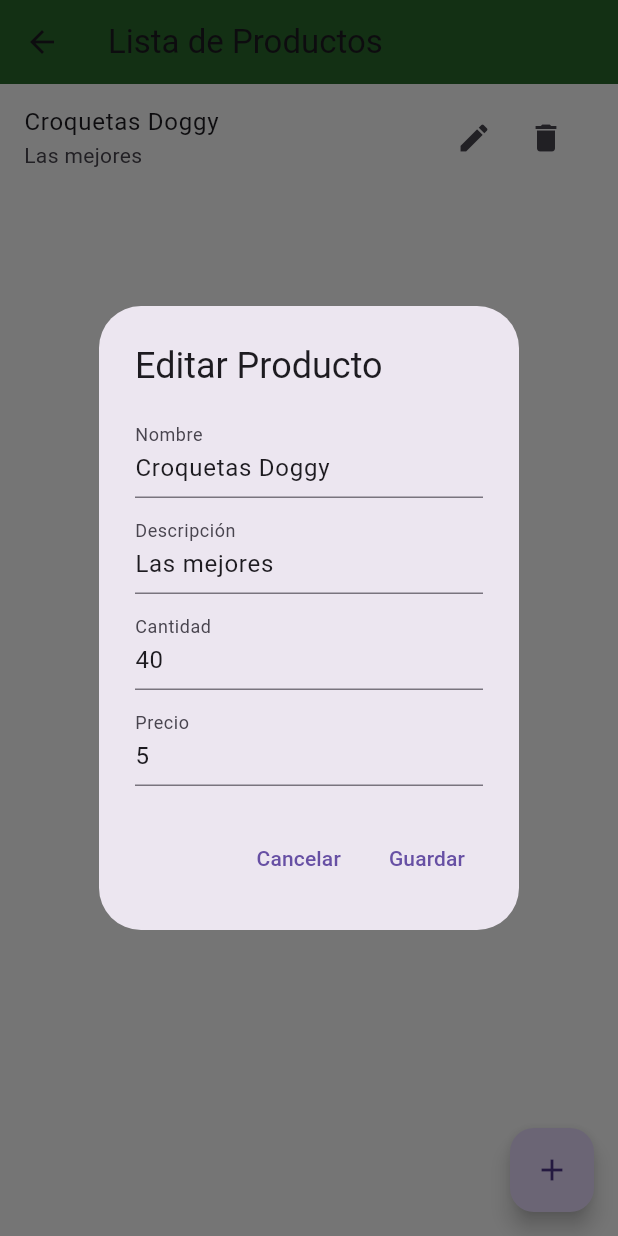
After one commit to isaiasbrianojasso/veterinariaproyecto, a Flutter app: the Producto screen opened directly, after a tap on the "edit" icon, on a phone screen of 412 x 824 dp. The commit adds this screen. Run offline on Flutter 3.47's test engine with Material 3 defaults, Android fonts, the phone set to English and light mode, and no system bars; our stand-ins replace shared_preferences, sqflite; accounts and stored records are empty.

Commit message:
productos

```diff
--- a/lib/ScreenMenu.dart
+++ b/lib/ScreenMenu.dart
@@ -3,6 +3,8 @@ import 'modelos/categoria.dart';
 import 'modelos/tienda.dart';
 import 'modelos/acerca.dart';
 import 'modelos/usuario.dart';
+import 'modelos/cita.dart';
+import 'modelos/Producto.dart';
 
 import 'citas.dart';
 
@@ -123,14 +125,14 @@ class ScreenMenuState extends State<ScreenMenu> {
               title: Text('Citas'),
               onTap: () {
                 Navigator.push(
-                    context, MaterialPageRoute(builder: (_) => usuario()));
+                    context, MaterialPageRoute(builder: (_) => cita()));
               },
             ),
             ListTile(
               title: Text('Productos'),
               onTap: () {
                 Navigator.push(
-                    context, MaterialPageRoute(builder: (_) => usuario()));
+                    context, MaterialPageRoute(builder: (_) => Producto()));
               },
             ),
             // Agrega más opciones según tus necesidades
--- a/lib/login.dart
+++ b/lib/login.dart
@@ -32,6 +32,12 @@ class _LoginState extends State<Login> {
       version: 1,
       onCreate: _createDatabase,
     );
+    // Create the Producto table
+    await _createProducto(_database, 1);
+    // Uncomment the line below if you want to delete the database and recreate it on every app start
+   // await deleteDatabase(path.join(await getDatabasesPath(), 'clinicavet.db'));
+
+   // await deleteDatabase(path.join(await getDatabasesPath(), 'clinicavet.db'));
   }
 
   Future<void> _createDatabase(Database db, int version) async {
@@ -43,21 +49,33 @@ class _LoginState extends State<Login> {
         password TEXT
       )
     ''');
+
+    await db.rawInsert('''
+      INSERT INTO Usuario (nombre, correo, password)
+      VALUES (?, ?, ?)
+    ''', ["Ejemplo Usuario", "ejemplo@email.com", "password123"]
+
+    );
+  }
+
+  Future<void> _createProducto(Database db, int version) async {
     await db.execute('''
       CREATE TABLE IF NOT EXISTS Producto (
         id INTEGER PRIMARY KEY,
         nombre TEXT,
-        precio TEXT,
-        CANTIDAD INT,
-        total NUMBER
+        descripcion TEXT,
+        cantidad INT,
+        precio INT
       )
     ''');
+
     await db.rawInsert('''
-      INSERT INTO Usuario (nombre, correo, password)
-      VALUES (?, ?, ?)
-    ''', ["Ejemplo Usuario", "ejemplo@email.com", "password123"]);
+      INSERT INTO Producto (nombre, descripcion, cantidad,precio)
+      VALUES (?, ?, ?, ?)
+    ''', ["Croquetas Doggy","Las mejores", 40, 5]
+
+    );
   }
-
   Widget _buildTop() {
     return SizedBox(
       width: mediaSize.width,
--- /dev/null
+++ b/lib/modelos/producto.dart
@@ -0,0 +1,264 @@
+import 'package:flutter/material.dart';
+import 'package:sqflite/sqflite.dart';
+import 'package:path/path.dart' as path;
+
+class Producto extends StatefulWidget {
+  const Producto({Key? key}) : super(key: key);
+
+  @override
+  _ProductoListScreenState createState() => _ProductoListScreenState();
+}
+
+class _ProductoListScreenState extends State<Producto> {
+  late Database _database;
+  late List<Map<String, dynamic>> _productos= [];
+
+  @override
+  void initState() {
+    super.initState();
+    _initDatabase();
+  }
+
+  Future<void> _initDatabase() async {
+    _database = await openDatabase(
+      path.join(await getDatabasesPath(), 'clinicavet.db'),
+      version: 1,
+    );
+    _loadProductos();
+  }
+
+  Future<void> _loadProductos() async {
+    final List<Map<String, dynamic>> productos =
+    await _database.query('Producto');
+    setState(() {
+      _productos = productos;
+    });
+  }
+
+  Future<void> _addProducto(String nombre, String descripcion, int cantidad, int precio) async {
+    final newProducto = {
+      'nombre': nombre,
+      'precio': precio,
+      'cantidad': cantidad,
+      'descripcion': descripcion,
+    };
+
+    await _database.insert('Producto', newProducto);
+    _loadProductos();
+  }
+
+  Future<void> _editProducto(int productoId) async {
+    // Obtener el Producto actual
+    Map<String, dynamic> productoToEdit = _productos.firstWhere(
+          (producto) => producto['id'] == productoId,
+    );
+    String nombre = productoToEdit['nombre'] ?? '';
+    String descripcion = productoToEdit['descripcion'] ?? '';
+    int precio = productoToEdit['precio'] ?? 0;
+    int cantidad = productoToEdit['cantidad'] ?? 0;
+
+    // Mostrar el modal para editar
+    showDialog(
+      context: context,
+      builder: (BuildContext context) {
+        return _buildEditProductoDialog(nombre, descripcion, cantidad, precio, productoId);
+      },
+    );
+  }
+
+  Future<void> _updateProducto(int productoId, String nombre, String descripcion, int cantidad, int precio) async {
+    await _database.update(
+      'Producto',
+      {'nombre': nombre, 'precio': precio, 'cantidad': cantidad, 'descripcion': descripcion},
+      where: 'id = ?',
+      whereArgs: [productoId],
+    );
+
+    _loadProductos();
+  }
+
+  Future<void> _deleteProducto(int productoId) async {
+    await _database.delete('Producto', where: 'id = ?', whereArgs: [productoId]);
+    _loadProductos();
+  }
+
+  @override
+  late Color myColor;
+  late Size mediaSize;
+  Widget build(BuildContext context) {
+    myColor = Theme.of(context).primaryColor;
+    mediaSize = MediaQuery.of(context).size;
+    return Scaffold(
+      appBar: AppBar(
+        title: Text('Lista de Productos'),
+        backgroundColor: Color.fromARGB(255, 42, 104, 44),
+      ),
+      backgroundColor: Colors.green,
+      body: Container(
+        color: Colors.white, // Establecer el color de fondo a blanco
+        child: ListView.builder(
+          itemCount: _productos.length,
+          itemBuilder: (context, index) {
+            final producto = _productos[index];
+            return ListTile(
+              title: Text(producto['nombre']),
+              subtitle: Text(producto['descripcion']),
+              trailing: Row(
+                mainAxisSize: MainAxisSize.min,
+                children: [
+                  IconButton(
+                    icon: Icon(Icons.edit),
+                    onPressed: () {
+                      _editProducto(producto['id']);
+                    },
+                  ),
+                  IconButton(
+                    icon: Icon(Icons.delete),
+                    onPressed: () {
+                      _deleteProducto(producto['id']);
+                    },
+                  ),
+                ],
+              ),
+            );
+          },
+        ),
+      ),
+      floatingActionButton: FloatingActionButton(
+        onPressed: () {
+          showDialog(
+            context: context,
+            builder: (BuildContext context) {
+              return _buildAddProductoDialog();
+            },
+          );
+        },
+        child: Icon(Icons.add),
+      ),
+    );
+  }
+
+  Widget _buildAddProductoDialog() {
+    String nombre = '';
+    String descripcion = '';
+    int precio = 0;
+    int cantidad = 0;
+
+    return AlertDialog(
+      title: Text('Agregar Producto'),
+      content: Column(
+        mainAxisSize: MainAxisSize.min,
+        children: [
+          TextField(
+            onChanged: (value) {
+              nombre = value;
+            },
+            decoration: InputDecoration(labelText: 'Nombre'),
+          ),
+          SizedBox(height: 8),
+          TextField(
+            onChanged: (value) {
+              descripcion = value;
+            },
+            decoration: InputDecoration(labelText: 'Descripción'),
+          ),
+          SizedBox(height: 8),
+          TextField(
+            onChanged: (value) {
+              cantidad = int.tryParse(value) ?? 0;
+            },
+            keyboardType: TextInputType.number,
+            decoration: InputDecoration(labelText: 'Cantidad'),
+          ),
+          SizedBox(height: 8),
+          TextField(
+            onChanged: (value) {
+              precio = int.tryParse(value) ?? 0;
+            },
+            keyboardType: TextInputType.number,
+            decoration: InputDecoration(labelText: 'Precio'),
+          ),
+        ],
+      ),
+      actions: [
+        TextButton(
+          onPressed: () {
+            Navigator.pop(context);
+          },
+          child: Text('Cancelar'),
+        ),
+        TextButton(
+          onPressed: () {
+            _addProducto(nombre, descripcion, cantidad, precio);
+            Navigator.pop(context);
+          },
+          child: Text('Agregar'),
+        ),
+      ],
+    );
+  }
+
+  Widget _buildEditProductoDialog(String nombre, String descripcion, int cantidad, int precio, int productoId) {
+    String editedNombre = nombre;
+    String editedDescripcion = descripcion;
+    int editedPrecio = precio;
+    int editedCantidad = cantidad;
+
+    return AlertDialog(
+      title: Text('Editar Producto'),
+      content: Column(
+        mainAxisSize: MainAxisSize.min,
+        children: [
+          TextField(
+            onChanged: (value) {
+              editedNombre = value;
+            },
+            controller: TextEditingController(text: nombre),
+            decoration: InputDecoration(labelText: 'Nombre'),
+          ),
+          SizedBox(height: 8),
+          TextField(
+            onChanged: (value) {
+              editedDescripcion = value;
+            },
+            controller: TextEditingController(text: descripcion),
+            decoration: InputDecoration(labelText: 'Descripción'),
+          ),
+          SizedBox(height: 8),
+          TextField(
+            onChanged: (value) {
+              editedCantidad = int.tryParse(value) ?? 0;
+            },
+            controller: TextEditingController(text: cantidad.toString()),
+            keyboardType: TextInputType.number,
+            decoration: InputDecoration(labelText: 'Cantidad'),
+          ),
+          SizedBox(height: 8),
+          TextField(
+            onChanged: (value) {
+              editedPrecio = int.tryParse(value) ?? 0;
+            },
+            controller: TextEditingController(text: precio.toString()),
+            keyboardType: TextInputType.number,
+            decoration: InputDecoration(labelText: 'Precio'),
+          ),
+        ],
+      ),
+      actions: [
+        TextButton(
+          onPressed: () {
+            Navigator.pop(context);
+          },
+          child: Text('Cancelar'),
+        ),
+        TextButton(
+          onPressed: () {
+            _updateProducto(productoId, editedNombre, editedDescripcion, editedCantidad, editedPrecio);
+            Navigator.pop(context);
+          },
+          child: Text('Guardar'),
+        ),
+      ],
+    );
+  }
+}
```
Also changed, not shown: lib/modelos/cita.dart (added, +222 -0 lines).
